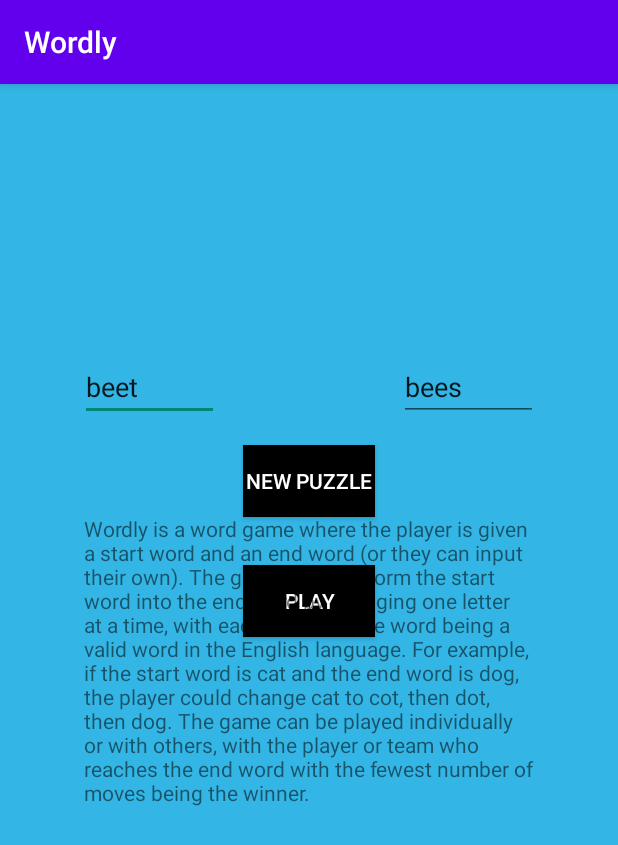
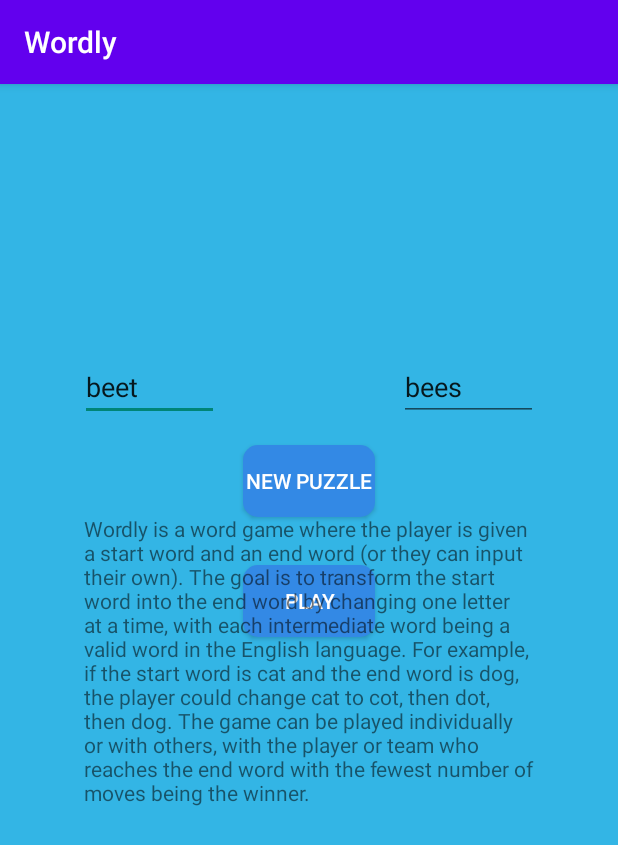
Before and after one commit to elee1109/Eli_Lennin_Wordly, an Android app: the screen it shows after launch (MainActivity), on a phone screen of 412 x 824 dp. Shown: the top 845 px of the screen. Run offline under Robolectric (Android 15) with nearby library versions, the phone set to English and light mode, and no system bars; 1 statement that could not run was skipped.

Commit message:
updated main buttons

```diff
--- a/app/src/main/res/drawable/main_buttons.xml
+++ b/app/src/main/res/drawable/main_buttons.xml
@@ -2,6 +2,8 @@
 <shape xmlns:android="http://schemas.android.com/apk/res/android"
     android:shape="rectangle">
 
-    <solid android:color="@color/black"/>
+    <solid android:color="@color/dark_blue"/>
+    <corners android:radius="10dp" />
+
 
 </shape>
--- a/app/src/main/res/layout/activity_main.xml
+++ b/app/src/main/res/layout/activity_main.xml
@@ -47,6 +47,7 @@
                 android:layout_columnWeight="2"
                 android:layout_margin="16dp"
                 android:background="@drawable/main_buttons"
+                android:foreground="?attr/selectableItemBackground"
 
                 android:text="New Puzzle"
                 android:textColor="@color/white" />
@@ -61,6 +62,7 @@
                 android:layout_margin="16dp"
                 android:background="@drawable/main_buttons"
                 android:text="Play"
+                android:foreground="?attr/selectableItemBackground"
 
                 android:textColor="@color/white" />
 
```
